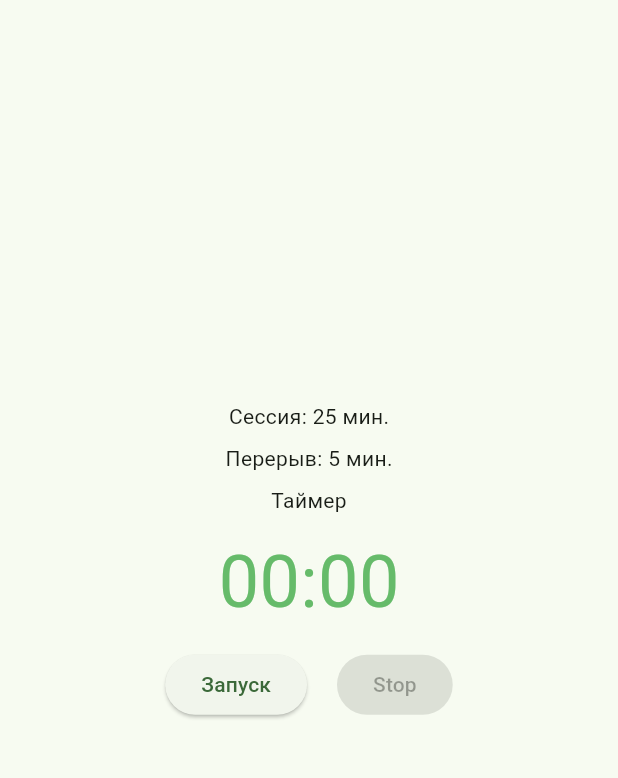
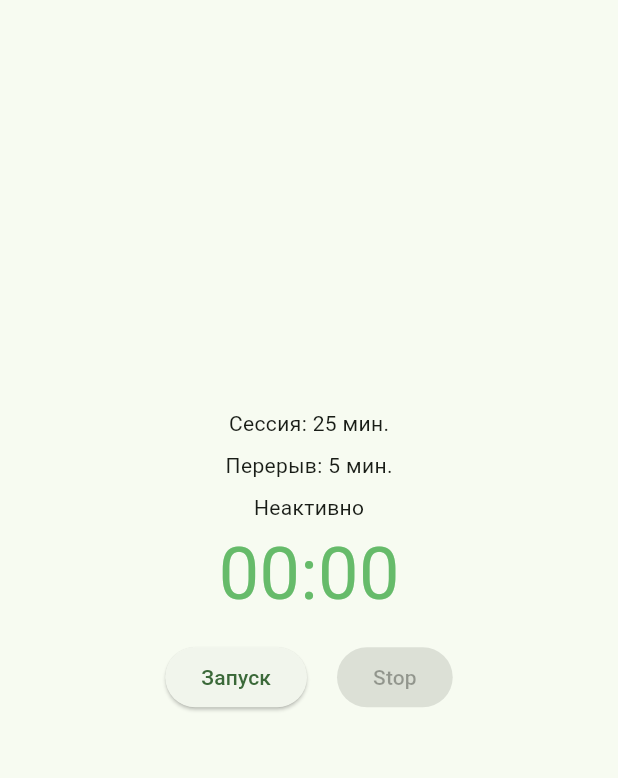
Before and after one commit to 6y6jlb/pomodoro_flutter, a Flutter app: the screen it shows after launch, after a tap on "Запуск", after a tap on "Stop", on a phone screen of 412 x 824 dp, the part 84-862 px from its top. Run offline on Flutter 3.47's test engine with Material 3 defaults, Android fonts, the phone set to English and light mode, and no system bars; missing offline and left inert: flutter_timer_countdown, time_range_picker.

Commit message:
proccessing enum label aded

```diff
--- a/lib/providers/processing_provider.dart
+++ b/lib/providers/processing_provider.dart
@@ -31,4 +31,14 @@ class ProcessingProvider with ChangeNotifier {
     _processing = _processing.makeRestDelay();
     notifyListeners();
   }
+
+  void getNextProcessType() {
+    // check current pomodoro use type
+    // -
+    // if schedule based -> check it active or not
+    // if schefule active -> get next proccessing type based on current type and next break type(long, short, delay)
+    // if schedult inactive -> make inactive
+    // -
+    // if standart -> get next proccessing type based on current type(active->break->active(delay conditionally))
+  }
 }
--- a/lib/screens/home_screen.dart
+++ b/lib/screens/home_screen.dart
@@ -74,8 +74,7 @@ class _HomeScreenState extends State<HomeScreen> {
           const SizedBox(height: 8),
           Text('Перерыв: ${settings.currentBreakDuration ~/ 60} мин.'),
           const SizedBox(height: 8),
-          Text(isRunning ? 'Оставшееся время' : 'Таймер'),
-          SizedBox(height: 10),
+          Text(processing.state.label()),
           isRunning
               ? TimerCountdown(
                 enableDescriptions: false,
--- a/lib/utils/enums/processing_state.dart
+++ b/lib/utils/enums/processing_state.dart
@@ -14,3 +14,16 @@ enum ProcessingState {
     ];
   }
 }
+
+extension Label on ProcessingState {
+  String label() {
+    const labels = {
+      ProcessingState.activity: 'Активно',
+      ProcessingState.inactivity: 'Неактивно',
+      ProcessingState.longRest: 'Отдых',
+      ProcessingState.briefRest: 'Перерыв',
+      ProcessingState.restDelay: 'Перерыв отложен',
+    };
+    return labels[this] ?? 'Неактивно';
+  }
+}
```
